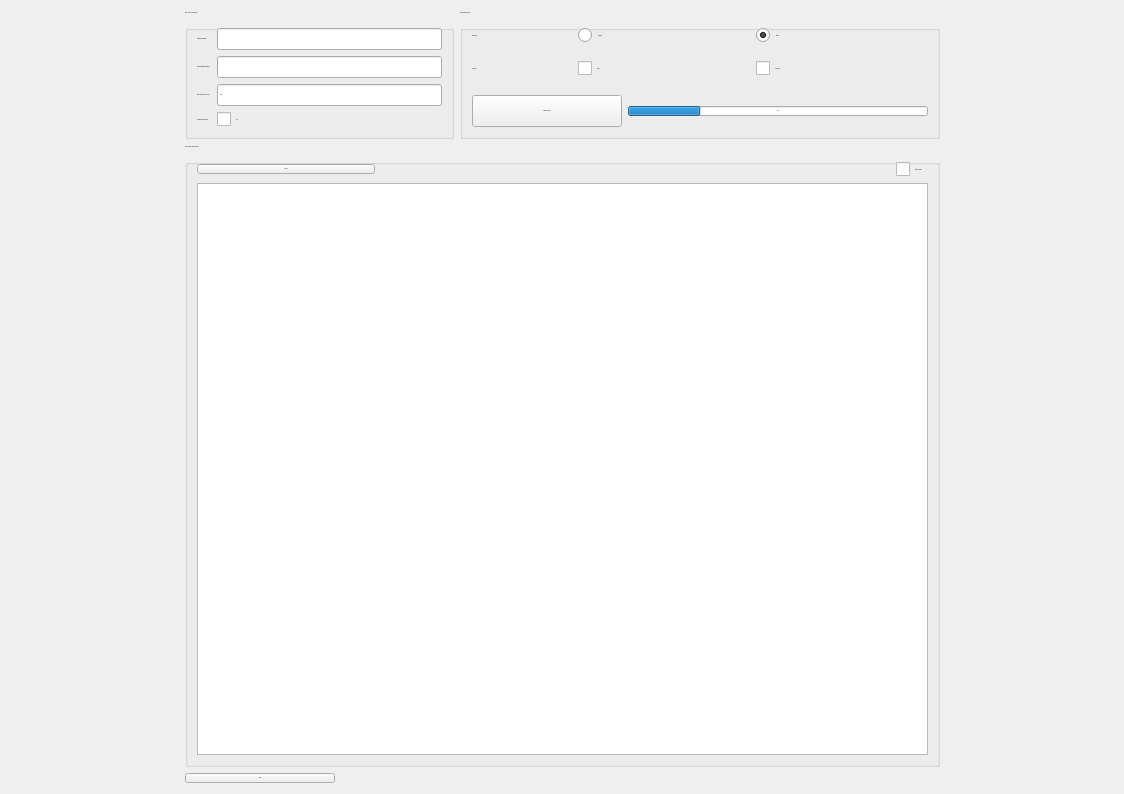
Before: the Qt Designer form ncbi.ui in TrinhLab/CASPERapp, drawn with Qt 5.
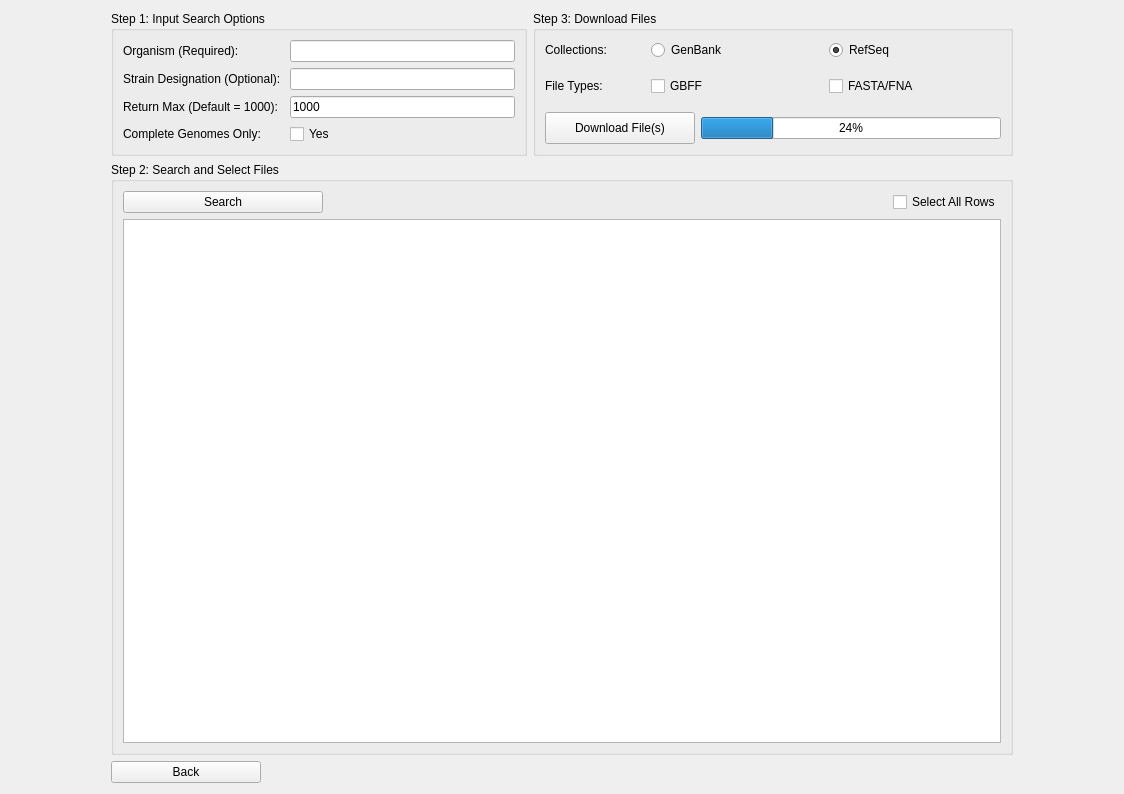
After: the same form once the commit is applied.

Diff of the .ui file:
```diff
--- a/ncbi.ui
+++ b/ncbi.ui
@@ -22,7 +22,6 @@
   <property name="font">
    <font>
     <family>Arial</family>
-    <pointsize>-1</pointsize>
     <weight>50</weight>
     <italic>false</italic>
     <bold>false</bold>
@@ -57,7 +56,6 @@
           <property name="font">
            <font>
             <family>Arial</family>
-            <pointsize>-1</pointsize>
             <weight>50</weight>
             <italic>false</italic>
             <bold>false</bold>
@@ -82,7 +80,6 @@
           <property name="font">
            <font>
             <family>Arial</family>
-            <pointsize>-1</pointsize>
             <weight>50</weight>
             <italic>false</italic>
             <bold>false</bold>
@@ -116,7 +113,6 @@
           <property name="font">
            <font>
             <family>Arial</family>
-            <pointsize>-1</pointsize>
             <weight>50</weight>
             <italic>false</italic>
             <bold>false</bold>
@@ -135,7 +131,6 @@
           <property name="font">
            <font>
             <family>Arial</family>
-            <pointsize>-1</pointsize>
             <weight>50</weight>
             <italic>false</italic>
             <bold>false</bold>
@@ -157,7 +152,6 @@
           <property name="font">
            <font>
             <family>Arial</family>
-            <pointsize>-1</pointsize>
             <weight>50</weight>
             <italic>false</italic>
             <bold>false</bold>
@@ -170,7 +164,6 @@
           <property name="font">
            <font>
             <family>Arial</family>
-            <pointsize>-1</pointsize>
             <weight>50</weight>
             <italic>false</italic>
             <bold>false</bold>
@@ -189,7 +182,6 @@
           <property name="font">
            <font>
             <family>Arial</family>
-            <pointsize>-1</pointsize>
             <weight>50</weight>
             <italic>false</italic>
             <bold>false</bold>
@@ -276,7 +268,6 @@
         <property name="font">
          <font>
           <family>Arial</family>
-          <pointsize>-1</pointsize>
           <weight>50</weight>
           <italic>false</italic>
           <bold>false</bold>
@@ -303,7 +294,6 @@
           <property name="font">
            <font>
             <family>Arial</family>
-            <pointsize>-1</pointsize>
             <weight>50</weight>
             <italic>false</italic>
             <bold>false</bold>
@@ -331,7 +321,6 @@
           <property name="font">
            <font>
             <family>Arial</family>
-            <pointsize>-1</pointsize>
             <weight>50</weight>
             <italic>false</italic>
             <bold>false</bold>
@@ -450,7 +439,6 @@
         <property name="font">
          <font>
           <family>Arial</family>
-          <pointsize>-1</pointsize>
           <weight>50</weight>
           <italic>false</italic>
           <bold>false</bold>
@@ -466,7 +454,6 @@
         <property name="font">
          <font>
           <family>Arial</family>
-          <pointsize>-1</pointsize>
           <weight>50</weight>
           <italic>false</italic>
           <bold>false</bold>
```
Left out of the diff: 2 changed lines with no effect on the pictures.
